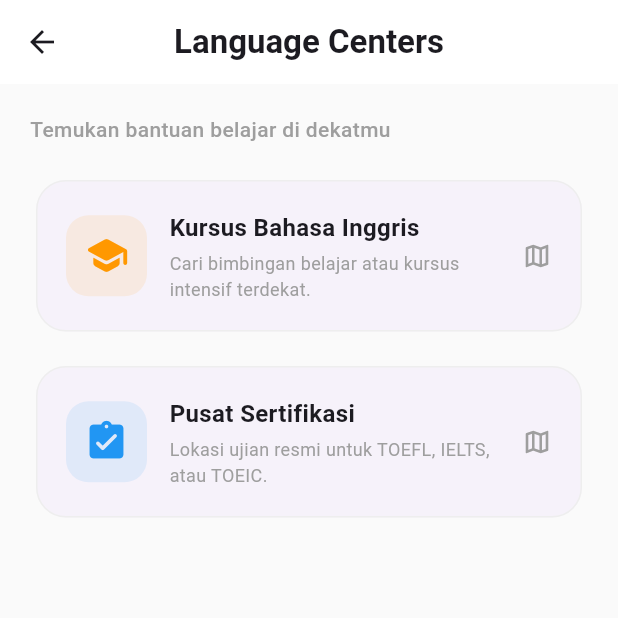
After one commit to GaryFaldi/lingua_go, a Flutter app: the LanguageCenterPage screen opened directly, after a tap on "Kursus Bahasa Inggris", on a phone screen of 412 x 824 dp, the top half of it. The commit adds this screen. Run offline on Flutter 3.47's test engine with Material 3 defaults, Android fonts, the phone set to English and light mode, and no system bars; our stand-ins replace flutter_dotenv, flutter_local_notifications, flutter_markdown, geocoding, geolocator, image_picker and 5 more; missing offline and left inert: lat_lng_to_timezone; accounts and stored records are empty; network calls fail.

Commit message:
create languange center feature and notification feature for daily challenge

```diff
--- a/lib/features/home/main_navigation.dart
+++ b/lib/features/home/main_navigation.dart
@@ -1,6 +1,5 @@
 // lib/features/home/main_navigation.dart
 import 'package:flutter/material.dart';
-import 'package:lingua_go/features/traveler/time_conversion.dart';
 import '../profile/profile_page.dart';
 import 'home_page.dart';
 import '../traveler/traveler_page.dart';
--- a/lib/features/traveler/currency_page.dart
+++ b/lib/features/traveler/currency_page.dart
@@ -203,7 +203,7 @@ class _CurrencyPageState extends State<CurrencyPage> {
     ];
 
     return DropdownButtonFormField<String>(
-      value: isBase ? _baseCurrency : _targetCurrency,
+      initialValue: isBase ? _baseCurrency : _targetCurrency,
       // Gunakan isExpanded agar teks tidak terpotong jika layar kecil
       isExpanded: true,
       decoration: const InputDecoration(
--- /dev/null
+++ b/lib/features/traveler/language_center_page.dart
@@ -0,0 +1,124 @@
+import 'package:flutter/material.dart';
+import 'package:url_launcher/url_launcher.dart';
+
+class LanguageCenterPage extends StatelessWidget {
+  const LanguageCenterPage({super.key});
+
+  Future<void> _openMap(String query) async {
+    final String geoUrl = "geo:0,0?q=${Uri.encodeComponent(query)}";
+    final String webUrl =
+        "https://www.google.com/maps/search/${Uri.encodeComponent(query)}";
+
+    try {
+      final Uri geoUri = Uri.parse(geoUrl);
+      if (await canLaunchUrl(geoUri)) {
+        await launchUrl(geoUri, mode: LaunchMode.externalNonBrowserApplication);
+      } else {
+        final Uri webUri = Uri.parse(webUrl);
+        if (await canLaunchUrl(webUri)) {
+          await launchUrl(webUri, mode: LaunchMode.externalApplication);
+        }
+      }
+    } catch (e) {
+      debugPrint("Gagal membuka Maps: $e");
+    }
+  }
+
+  @override
+  Widget build(BuildContext context) {
+    return Scaffold(
+      backgroundColor: Colors.grey.shade50,
+      appBar: AppBar(
+        title: const Text(
+          'Language Centers',
+          style: TextStyle(fontWeight: FontWeight.bold),
+        ),
+        centerTitle: true,
+        backgroundColor: Colors.white,
+        elevation: 0,
+      ),
+      body: ListView(
+        padding: const EdgeInsets.all(20),
+        children: [
+          const Text(
+            "Temukan bantuan belajar di dekatmu",
+            style: TextStyle(color: Colors.grey, fontWeight: FontWeight.w500),
+          ),
+          const SizedBox(height: 20),
+          _buildLocationCard(
+            icon: Icons.school_rounded,
+            color: Colors.orange,
+            title: "Kursus Bahasa Inggris",
+            description:
+                "Cari bimbingan belajar atau kursus intensif terdekat.",
+            onTap: () => _openMap("English Course near me"),
+          ),
+          const SizedBox(height: 15),
+          _buildLocationCard(
+            icon: Icons.assignment_turned_in_rounded,
+            color: Colors.blue,
+            title: "Pusat Sertifikasi",
+            description: "Lokasi ujian resmi untuk TOEFL, IELTS, atau TOEIC.",
+            onTap: () => _openMap("TOEFL IELTS Certification Center near me"),
+          ),
+        ],
+      ),
+    );
+  }
+
+  Widget _buildLocationCard({
+    required IconData icon,
+    required Color color,
+    required String title,
+    required String description,
+    required VoidCallback onTap,
+  }) {
+    return Card(
+      elevation: 0,
+      shape: RoundedRectangleBorder(
+        borderRadius: BorderRadius.circular(20),
+        side: BorderSide(color: Colors.grey.shade200),
+      ),
+      child: InkWell(
+        onTap: onTap,
+        borderRadius: BorderRadius.circular(20),
+        child: Padding(
+          padding: const EdgeInsets.all(20),
+          child: Row(
+            children: [
+              Container(
+                padding: const EdgeInsets.all(12),
+                decoration: BoxDecoration(
+                  color: color.withOpacity(0.1),
+                  borderRadius: BorderRadius.circular(15),
+                ),
+                child: Icon(icon, color: color, size: 30),
+              ),
+              const SizedBox(width: 15),
+              Expanded(
+                child: Column(
+                  crossAxisAlignment: CrossAxisAlignment.start,
+                  children: [
+                    Text(
+                      title,
+                      style: const TextStyle(
+                        fontWeight: FontWeight.bold,
+                        fontSize: 16,
+                      ),
+                    ),
+                    const SizedBox(height: 4),
+                    Text(
+                      description,
+                      style: const TextStyle(fontSize: 12, color: Colors.grey),
+                    ),
+                  ],
+                ),
+              ),
+              const Icon(Icons.map_outlined, color: Colors.grey, size: 20),
+            ],
+          ),
+        ),
+      ),
+    );
+  }
+}
```
Also changed, not shown: lib/core/services/notification_service.dart (added, +70 -0 lines), lib/features/traveler/traveler_page.dart (+92 -19 lines), lib/main.dart (+20 -2 lines), pubspec.yaml (+9 -5 lines), pubspec.lock, 7 other files.
